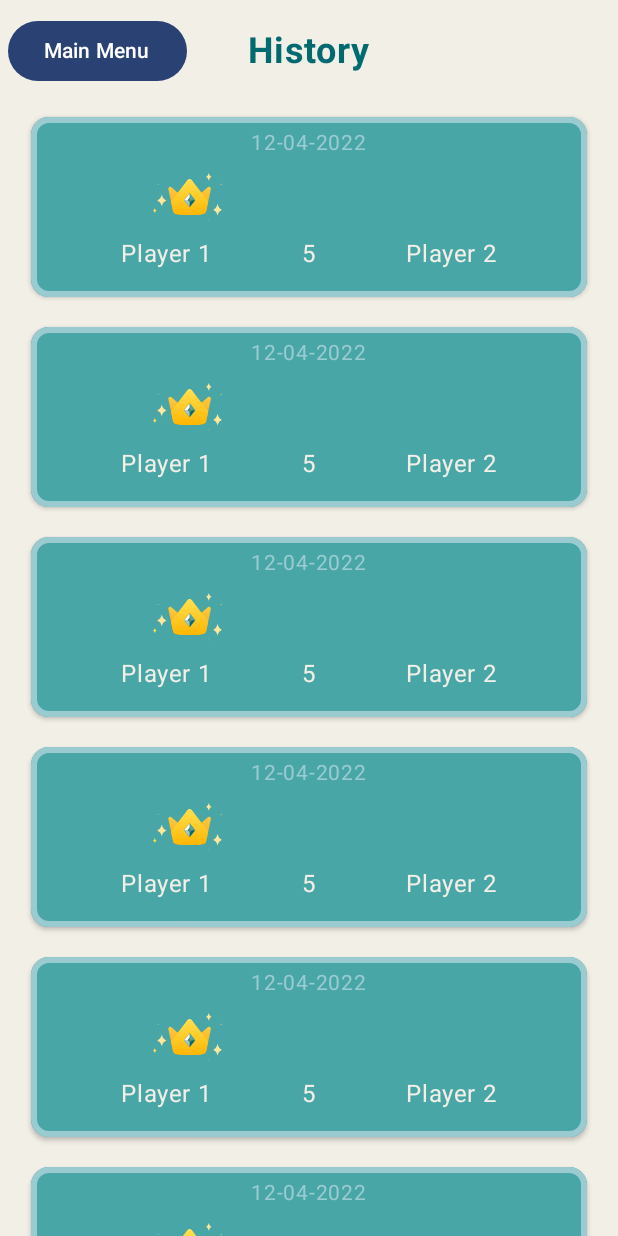
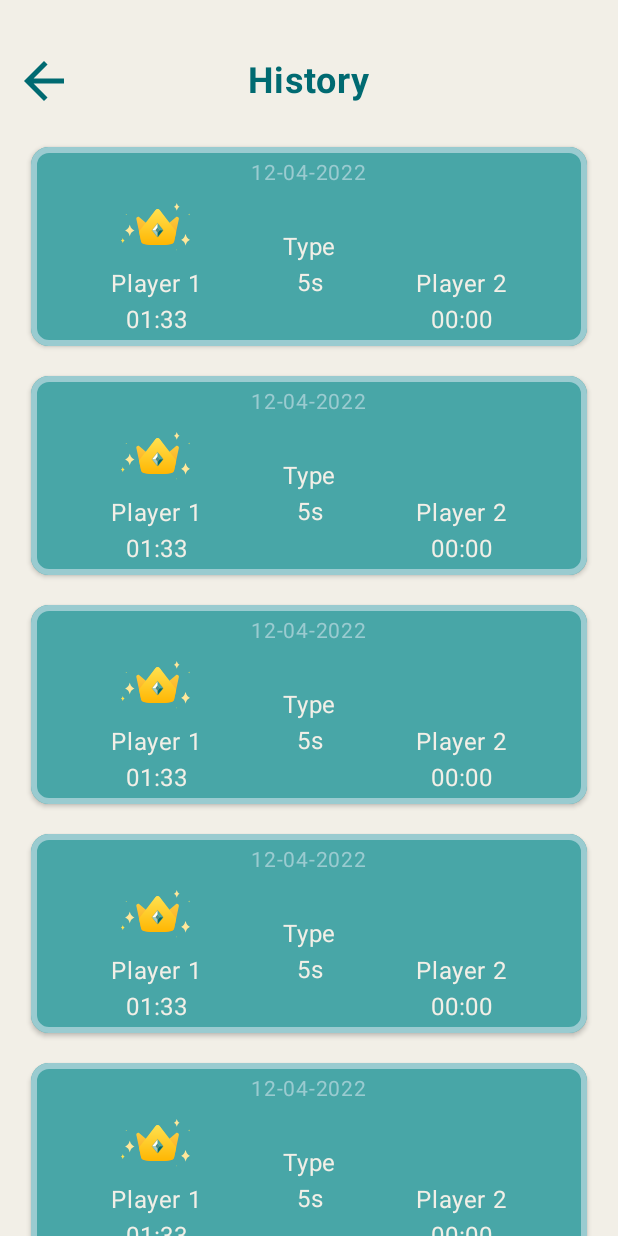
Before and after one commit to KaralisKB/chessApp, an Android app built with Jetpack Compose: the GameHistory screen opened through its navigation route, on a phone screen of 412 x 824 dp. Run offline under Robolectric (Android 15) with nearby library versions, the phone set to English and light mode, and no system bars.

Commit message:
semi fixed status bar and nav bar appearing, still appears when close and open app, progress on game history cards

```diff
--- a/app/src/main/java/com/example/chess/ui/components/ChessLazyHorizontalGrid.kt
+++ b/app/src/main/java/com/example/chess/ui/components/ChessLazyHorizontalGrid.kt
@@ -44,7 +44,12 @@ fun Piece(piece: ChessPiece?) {
         PieceType.ROOK -> if (piece.color == PieceColor.WHITE) R.drawable.chess_rlt60 else R.drawable.chess_rdt60
         PieceType.QUEEN -> if (piece.color == PieceColor.WHITE) R.drawable.chess_qlt60 else R.drawable.chess_qdt60
         PieceType.KING -> if (piece.color == PieceColor.WHITE) R.drawable.chess_klt60 else R.drawable.chess_kdt60
+        else -> null
     }
+
+    //TODO finish up with the spacing theory cooralate here and then find whether the check on this piece is valid or not if not find a new way for it to be able to be put into check
+
+    if (imageId != null) {
         Box {
             Image(
                 painter = painterResource(id = imageId),
@@ -54,4 +59,7 @@ fun Piece(piece: ChessPiece?) {
                     .size(38.dp)
             )
         }
+    } else {
+        Text("?", color = if (piece.color == PieceColor.WHITE) Color.White else Color.Black)
     }
+}
--- a/app/src/main/java/com/example/chess/ui/components/ExpandableStartButton.kt
+++ b/app/src/main/java/com/example/chess/ui/components/ExpandableStartButton.kt
@@ -110,7 +110,8 @@ fun ExpandableStartButton(
                             focusedPlaceholderColor = Color(0xFF006A71),
                             unfocusedPlaceholderColor = Color(0xFF006A71),
                             unfocusedBorderColor = Color(0xFF006A71),
-                            focusedBorderColor = Color(0xFF006A71)
+                            focusedBorderColor = Color(0xFF006A71),
+                            focusedTextColor = Color(0xFF006A71)
                         )
                     )
 
@@ -129,7 +130,8 @@ fun ExpandableStartButton(
                             focusedPlaceholderColor = Color(0xFF006A71),
                             unfocusedPlaceholderColor = Color(0xFF006A71),
                             unfocusedBorderColor = Color(0xFF006A71),
-                            focusedBorderColor = Color(0xFF006A71)
+                            focusedBorderColor = Color(0xFF006A71),
+                            focusedTextColor = Color(0xFF006A71)
                         )
                     )
 
--- a/app/src/main/java/com/example/chess/ui/components/GameHistoryCard.kt
+++ b/app/src/main/java/com/example/chess/ui/components/GameHistoryCard.kt
@@ -4,6 +4,7 @@ import androidx.compose.foundation.BorderStroke
 import androidx.compose.foundation.gestures.snapping.SnapPosition
 import androidx.compose.foundation.layout.Arrangement
 import androidx.compose.foundation.layout.Box
+import androidx.compose.foundation.layout.Column
 import androidx.compose.foundation.layout.Row
 import androidx.compose.foundation.layout.fillMaxWidth
 import androidx.compose.foundation.layout.height
@@ -17,6 +18,7 @@ import androidx.compose.ui.Alignment
 import androidx.compose.ui.Modifier
 import androidx.compose.ui.graphics.Color
 import androidx.compose.ui.node.ModifierNodeElement
+import androidx.compose.ui.text.style.TextAlign
 import androidx.compose.ui.unit.dp
 import androidx.compose.ui.unit.sp
 import androidx.compose.ui.zIndex
@@ -39,13 +41,12 @@ fun GameHistoryCard(
     ) {
         Card(
             modifier = Modifier
-                .fillMaxWidth(0.9f)
-                .height(120.dp),
+                .fillMaxWidth(0.9f),
             elevation = CardDefaults.cardElevation(defaultElevation = 2.dp),
             colors = CardDefaults.cardColors(containerColor = Color(0xFF48A6A7)),
             border = BorderStroke(4.dp, Color(0xFF9ACBD0))
         ) {
-            //Header with date,
+            //Top row with date of match
             Row(
                 modifier = Modifier.fillMaxWidth(),
                 horizontalArrangement = Arrangement.Center
@@ -58,46 +59,78 @@ fun GameHistoryCard(
                 )
             }
 
-            // Middle row with winners crown
+            // Middle bigger row with three columns, player, game type, player
             Row(
-                modifier = Modifier.fillMaxWidth(),
+                modifier = Modifier
+                    .fillMaxWidth()
+                    .padding(bottom = 5.dp),
                 horizontalArrangement = Arrangement.SpaceEvenly,
                 verticalAlignment = Alignment.CenterVertically
             ) {
-                Box(){
+
+                Column(
+                    horizontalAlignment = Alignment.CenterHorizontally
+                ) {
+
+                    Row() {
                         ChessLottie(modifier = Modifier.size(50.dp), R.raw.crown, 1f)
                     }
-                Box(){
 
-                }
-                Box(){
-
-                }
-            }
-            //Main row with names, game type, winner and time remaining
-            Row(
-                modifier = Modifier.fillMaxWidth(),
-                horizontalArrangement = Arrangement.SpaceEvenly,
-                verticalAlignment = Alignment.CenterVertically
-            ) {
-                Box() {
+                    Row() {
                         Text(
                             text = "Player 1",
                             color = Color(0xFFF2EFE7)
                         )
                     }
-                Box() {
+
+                    Row() {
                         Text(
-                        text = "5",
+                            text = "01:33",
                             color = Color(0xFFF2EFE7)
                         )
                     }
-                Box() {
+
+                }
+
+                Column(
+                    horizontalAlignment = Alignment.CenterHorizontally
+                ) {
+
+                    Row() {
+
+                        Text(
+                            text = "Type\n5s",
+                            color = Color(0xFFF2EFE7),
+                            textAlign = TextAlign.Center
+                        )
+
+                    }
+
+                }
+
+                Column(
+                    horizontalAlignment = Alignment.CenterHorizontally
+                ) {
+
+                    Row() {
+                        Box(modifier = Modifier.size(50.dp)) {}
+                    }
+
+                    Row() {
                         Text(
                             text = "Player 2",
                             color = Color(0xFFF2EFE7)
                         )
                     }
+
+                    Row() {
+                        Text(
+                            text = "00:00",
+                            color = Color(0xFFF2EFE7)
+                        )
+                    }
+                }
+
             }
         }
     }
--- a/app/src/main/java/com/example/chess/ui/history/HistoryScreen.kt
+++ b/app/src/main/java/com/example/chess/ui/history/HistoryScreen.kt
@@ -1,14 +1,16 @@
 package com.example.chess.ui.history
 
 import androidx.compose.foundation.background
-import androidx.compose.foundation.border
 import androidx.compose.foundation.layout.Box
 import androidx.compose.foundation.layout.Column
 import androidx.compose.foundation.layout.fillMaxWidth
 import androidx.compose.foundation.layout.padding
+import androidx.compose.foundation.layout.size
 import androidx.compose.foundation.lazy.LazyColumn
+import androidx.compose.material.icons.Icons
+import androidx.compose.material.icons.automirrored.filled.ArrowBack
+import androidx.compose.material.icons.filled.ArrowBack
 import androidx.compose.material3.Button
-import androidx.compose.material3.Card
 import androidx.compose.material3.Text
 import androidx.compose.runtime.Composable
 import androidx.compose.ui.Alignment
@@ -20,6 +22,10 @@ import androidx.compose.ui.unit.sp
 import androidx.navigation.NavController
 import com.example.chess.ui.components.GameHistoryCard
 import com.example.chess.ui.navigation.Screen
+import androidx.compose.material3.IconButton
+import androidx.compose.material3.Icon
+import androidx.compose.ui.tooling.preview.Preview
+import androidx.navigation.compose.rememberNavController
 
 @Composable
 fun HistoryScreen(
@@ -27,7 +33,9 @@ fun HistoryScreen(
 ) {
     Column(
         horizontalAlignment = Alignment.CenterHorizontally,
-        modifier = Modifier.background(Color(0xFFF2EFE7))
+        modifier = Modifier
+            .background(Color(0xFFF2EFE7))
+            .padding(top = 20.dp)
     ) {
 
         Box(
@@ -45,35 +53,31 @@ fun HistoryScreen(
                 modifier = Modifier.align(Alignment.Center),
                 color = Color(0xFF006A71)
             )
-            Button(onClick = { navController.navigate(Screen.MainMenu) }) {
-                Text("Main Menu")
+            IconButton(
+                onClick = { navController.navigate(Screen.MainMenu) },
+            ) {
+                Icon(
+                    imageVector = Icons.AutoMirrored.Filled.ArrowBack,
+                    contentDescription = "Back",
+                    tint = Color(0xFF006A71),
+                    modifier = Modifier.size(40.dp)
+                )
             }
         }
 
         LazyColumn(
             modifier = Modifier.background(Color(0xFFF2EFE7))
         ) {
-            item {
-                GameHistoryCard(null, null, null, null, null, null, null)
-            }
-            item {
-                GameHistoryCard(null, null, null, null, null, null, null)
-            }
-            item {
-                GameHistoryCard(null, null, null, null, null, null, null)
-            }
-            item {
-                GameHistoryCard(null, null, null, null, null, null, null)
-            }
-            item {
-                GameHistoryCard(null, null, null, null, null, null, null)
-            }
-            item {
-                GameHistoryCard(null, null, null, null, null, null, null)
-            }
-            item {
+            items(7) {
                 GameHistoryCard(null, null, null, null, null, null, null)
             }
         }
     }
 }
+
+@Preview(showBackground = true, showSystemUi = true)
+@Composable
+fun HistoryScreenPreview() {
+    val navController = rememberNavController()
+    HistoryScreen(navController = navController)
+}
--- a/app/src/main/java/com/example/chess/ui/main/MainActivity.kt
+++ b/app/src/main/java/com/example/chess/ui/main/MainActivity.kt
@@ -40,7 +40,7 @@ class MainActivity : ComponentActivity() {
 fun HideStatusBar() {
     val systemUiController = rememberSystemUiController()
     SideEffect {
-        systemUiController.isStatusBarVisible = false
+        systemUiController.isSystemBarsVisible = false // Status & Navigation bars
     }
 }
 
--- a/gradle/libs.versions.toml
+++ b/gradle/libs.versions.toml
@@ -1,5 +1,5 @@
 [versions]
-agp = "8.8.0"
+agp = "8.7.0"
 coreSplashscreen = "1.0.1"
 gradle = "8.7.2"
 hiltAndroidCompiler = "2.51.1"
```
Lines whose indentation alone changed are shown as unchanged.
